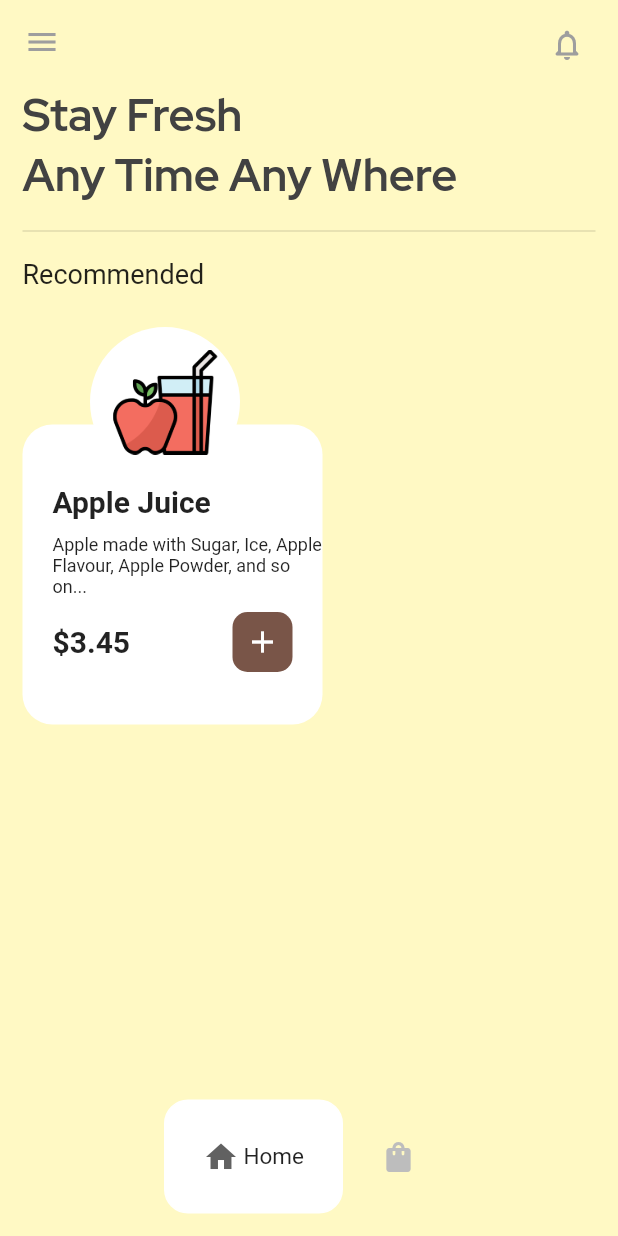
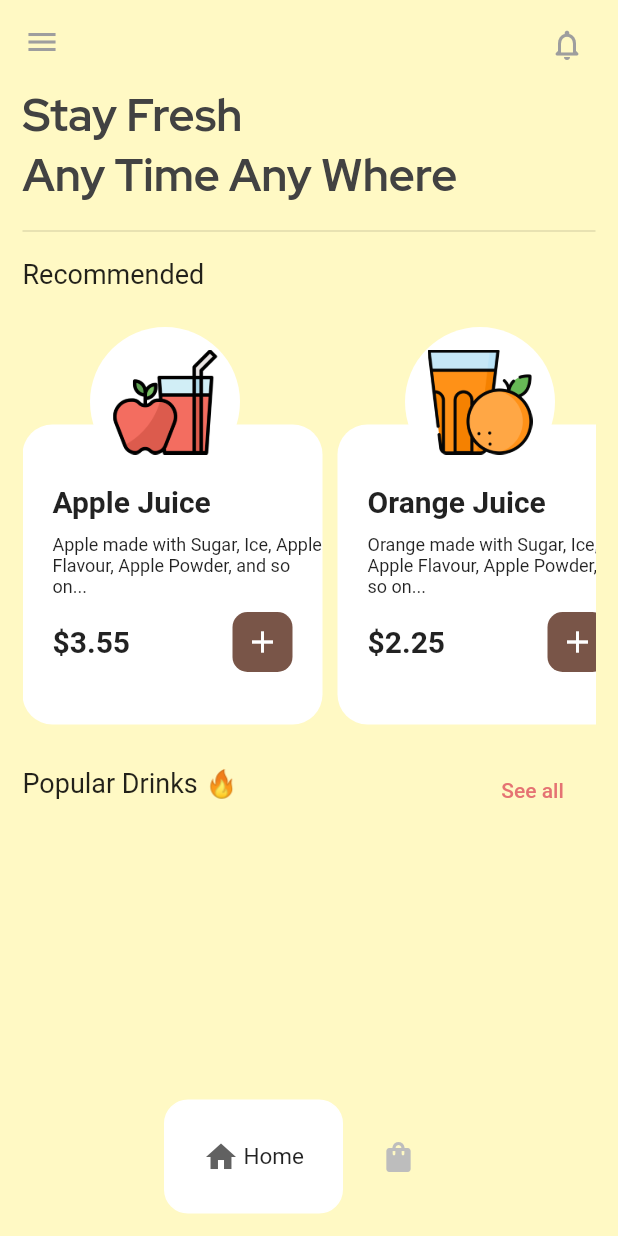
Before and after one commit to Saon00/juice-bar, a Flutter app: the screen it shows after launch, on a phone screen of 412 x 824 dp. Run offline on Flutter 3.47's test engine with Material 2 defaults, Android fonts, the phone set to English and light mode, and no system bars; drawn by our look-alikes of google_nav_bar; our stand-ins replace flutter_svg, get, google_fonts; Roboto replaces fonts that are missing (Ubuntu).

Commit message:
getx added

```diff
--- a/lib/main.dart
+++ b/lib/main.dart
@@ -1,11 +1,12 @@
 import 'package:flutter/material.dart';
+import 'package:get/get.dart';
 import 'package:juicebar/screens/cart_screen.dart';
 import 'package:juicebar/screens/drawer.dart';
 import 'package:juicebar/screens/home_screen.dart';
 import 'package:juicebar/screens/main_navbar_screen.dart';
 
 void main(List<String> args) {
-  runApp(const MaterialApp(
+  runApp(const GetMaterialApp(
     debugShowCheckedModeBanner: false,
     home: MyApp(),
   ));
--- /dev/null
+++ b/lib/models/items_model.dart
@@ -0,0 +1,53 @@
+// To parse this JSON data, do
+//
+//     final itemModel = itemModelFromJson(jsonString);
+
+import 'dart:convert';
+
+ItemModel itemModelFromJson(String str) => ItemModel.fromJson(json.decode(str));
+
+String itemModelToJson(ItemModel data) => json.encode(data.toJson());
+
+class ItemModel {
+  ItemModel({
+    required this.juices,
+  });
+
+  List<Juice> juices;
+
+  factory ItemModel.fromJson(Map<String, dynamic> json) => ItemModel(
+        juices: List<Juice>.from(json["juices"].map((x) => Juice.fromJson(x))),
+      );
+
+  Map<String, dynamic> toJson() => {
+        "juices": List<dynamic>.from(juices.map((x) => x.toJson())),
+      };
+}
+
+class Juice {
+  Juice({
+    required this.imagePath,
+    required this.juiceName,
+    required this.juiceDescription,
+    required this.price,
+  });
+
+  String imagePath;
+  String juiceName;
+  String juiceDescription;
+  double price;
+
+  factory Juice.fromJson(Map<String, dynamic> json) => Juice(
+        imagePath: json["imagePath"],
+        juiceName: json["juiceName"],
+        juiceDescription: json["juiceDescription"],
+        price: json["price"]?.toDouble(),
+      );
+
+  Map<String, dynamic> toJson() => {
+        "imagePath": imagePath,
+        "juiceName": juiceName,
+        "juiceDescription": juiceDescription,
+        "price": price,
+      };
+}
--- a/lib/screens/home_screen.dart
+++ b/lib/screens/home_screen.dart
@@ -1,5 +1,9 @@
 import 'package:flutter/material.dart';
+import 'package:get/get.dart';
 import 'package:google_fonts/google_fonts.dart';
+import 'package:juicebar/screens/see_all_screen.dart';
+
+import '../widgets/recommended_widgets.dart';
 
 class HomeScreen extends StatefulWidget {
   const HomeScreen({super.key});
@@ -15,6 +19,8 @@ class _HomeScreenState extends State<HomeScreen> {
       backgroundColor: Colors.yellow.shade100,
       body: Padding(
         padding: const EdgeInsets.symmetric(horizontal: 15),
+        child: SingleChildScrollView(
+          scrollDirection: Axis.vertical,
           child: Column(
             crossAxisAlignment: CrossAxisAlignment.start,
             children: [
@@ -49,105 +55,63 @@ class _HomeScreenState extends State<HomeScreen> {
               ),
 
               // recommended widgets
-            Column(
-              mainAxisAlignment: MainAxisAlignment.spaceBetween,
-              children: [
-                Container(
-                  height: 280,
-                  width: 200,
-                  color: Colors.yellow.shade100,
-                  child: Stack(
-                    children: [
-                      Align(
-                        alignment: Alignment.bottomCenter,
-                        child: Container(
-                          height: 200,
-                          width: 200,
-                          decoration: BoxDecoration(
-                            borderRadius: BorderRadius.circular(20),
-                            color: Colors.white,
+              SingleChildScrollView(
+                scrollDirection: Axis.horizontal,
+                child: Row(
+                  children: const [
+                    RecommendedWidget(
+                      title: 'Apple Juice',
+                      subtitle:
+                          'Apple made with Sugar, Ice, Apple Flavour, Apple Powder, and so on...',
+                      price: '3.55',
+                      img: 'apple.png',
                     ),
-                          child: Column(
-                            crossAxisAlignment: CrossAxisAlignment.start,
-                            children: [
-                              Padding(
-                                padding:
-                                    const EdgeInsets.only(top: 40, left: 20),
-                                child: Text(
-                                  'Apple Juice',
-                                  style: GoogleFonts.ubuntu(
-                                      fontWeight: FontWeight.bold,
-                                      fontSize: 20),
+                    SizedBox(width: 10),
+                    RecommendedWidget(
+                      title: 'Orange Juice',
+                      subtitle:
+                          'Orange made with Sugar, Ice, Apple Flavour, Apple Powder, and so on...',
+                      price: '2.25',
+                      img: 'orange.png',
                     ),
-                              ),
-                              Padding(
-                                padding:
-                                    const EdgeInsets.only(top: 10, left: 20),
-                                child: Text(
-                                  'Apple made with Sugar, Ice, Apple Flavour, Apple Powder, and so on...',
-                                  style: GoogleFonts.ubuntu(fontSize: 12),
-                                ),
-                              ),
-                              Row(
-                                mainAxisAlignment:
-                                    MainAxisAlignment.spaceBetween,
-                                children: [
-                                  Padding(
-                                    padding: const EdgeInsets.only(
-                                        top: 10, left: 20),
-                                    child: Text(
-                                      "\$3.45",
-                                      style: GoogleFonts.ubuntu(
-                                        fontWeight: FontWeight.bold,
-                                        fontSize: 20,
-                                      ),
-                                    ),
-                                  ),
-                                  Padding(
-                                    padding: const EdgeInsets.only(
-                                        right: 20, top: 10),
-                                    child: Container(
-                                      height: 40,
-                                      width: 40,
-                                      decoration: BoxDecoration(
-                                          color: Colors.brown,
-                                          borderRadius:
-                                              BorderRadius.circular(10)),
-                                      child: IconButton(
-                                          color: Colors.white,
-                                          onPressed: () {
-                                            //...........
-                                          },
-                                          icon: const Icon(Icons.add)),
-                                    ),
-                                  ),
-                                ],
+                    SizedBox(width: 10),
+                    RecommendedWidget(
+                      title: 'Water Melon Juice',
+                      subtitle:
+                          'Water Melon made with Sugar, Ice, Apple Flavour, Apple Powder, and so on...',
+                      price: '1.90',
+                      img: 'watermelon.png',
                     ),
                   ],
                 ),
               ),
-                      ),
-                      Positioned(
-                        top: 15,
-                        right: 55,
-                        child: CircleAvatar(
-                          backgroundColor: Colors.white,
-                          maxRadius: 50,
-                          child: Image.asset(
-                            'assets/apple.png',
-                            height: 70,
-                            width: 70,
+              const SizedBox(height: 20),
+
+              // popular drinks
+              Row(
+                mainAxisAlignment: MainAxisAlignment.spaceBetween,
+                children: [
+                  Padding(
+                    padding: const EdgeInsets.only(bottom: 10),
+                    child: Text(
+                      'Popular Drinks 🔥',
+                      style: GoogleFonts.ubuntu(fontSize: 18),
                     ),
                   ),
+                  Padding(
+                    padding: const EdgeInsets.symmetric(horizontal: 10),
+                    child: TextButton(
+                        onPressed: () {
+                          Get.to(const SeeAllScreen());
+                        },
+                        child: Text('See all',
+                            style: GoogleFonts.ubuntu(
+                                color: Colors.red.shade300))),
                   ),
                 ],
-                  ),
-                ),
+              )
             ],
           ),
-
-            // popular drinks
-          ],
         ),
       ),
     );
--- /dev/null
+++ b/lib/screens/see_all_screen.dart
@@ -0,0 +1,31 @@
+import 'package:flutter/material.dart';
+import 'package:get/get.dart';
+
+class SeeAllScreen extends StatefulWidget {
+  const SeeAllScreen({super.key});
+
+  @override
+  State<SeeAllScreen> createState() => _SeeAllScreenState();
+}
+
+class _SeeAllScreenState extends State<SeeAllScreen> {
+  @override
+  Widget build(BuildContext context) {
+    return Scaffold(
+      backgroundColor: Colors.yellow.shade100,
+      appBar: AppBar(
+        backgroundColor: Colors.yellow.shade100,
+        elevation: 0,
+        leading: Builder(
+            builder: (context) => IconButton(
+                onPressed: () {
+                  Get.back();
+                },
+                icon: const Icon(
+                  Icons.arrow_back_ios_rounded,
+                  color: Colors.grey,
+                ))),
+      ),
+    );
+  }
+}
--- a/lib/widgets/recommended_widgets.dart
+++ b/lib/widgets/recommended_widgets.dart
@@ -0,0 +1,109 @@
+import 'package:flutter/material.dart';
+import 'package:google_fonts/google_fonts.dart';
+
+class RecommendedWidget extends StatelessWidget {
+  final String title;
+  final String subtitle;
+  final String price;
+  final String img;
+  const RecommendedWidget({
+    super.key,
+    required this.title,
+    required this.subtitle,
+    required this.price,
+    required this.img,
+  });
+
+  @override
+  Widget build(BuildContext context) {
+    return Column(
+      mainAxisAlignment: MainAxisAlignment.spaceBetween,
+      children: [
+        Container(
+          height: 280,
+          width: 200,
+          color: Colors.yellow.shade100,
+          child: Stack(
+            children: [
+              Align(
+                alignment: Alignment.bottomCenter,
+                child: Container(
+                  height: 200,
+                  width: 200,
+                  decoration: BoxDecoration(
+                    borderRadius: BorderRadius.circular(20),
+                    color: Colors.white,
+                  ),
+                  child: Column(
+                    crossAxisAlignment: CrossAxisAlignment.start,
+                    children: [
+                      Padding(
+                        padding: const EdgeInsets.only(top: 40, left: 20),
+                        child: Text(
+                          title,
+                          style: GoogleFonts.ubuntu(
+                              fontWeight: FontWeight.bold, fontSize: 20),
+                        ),
+                      ),
+                      Padding(
+                        padding: const EdgeInsets.only(top: 10, left: 20),
+                        child: Text(
+                          subtitle,
+                          style: GoogleFonts.ubuntu(fontSize: 12),
+                        ),
+                      ),
+                      Row(
+                        mainAxisAlignment: MainAxisAlignment.spaceBetween,
+                        children: [
+                          Padding(
+                            padding: const EdgeInsets.only(top: 10, left: 20),
+                            child: Text(
+                              "\$$price",
+                              style: GoogleFonts.ubuntu(
+                                fontWeight: FontWeight.bold,
+                                fontSize: 20,
+                              ),
+                            ),
+                          ),
+                          Padding(
+                            padding: const EdgeInsets.only(right: 20, top: 10),
+                            child: Container(
+                              height: 40,
+                              width: 40,
+                              decoration: BoxDecoration(
+                                  color: Colors.brown,
+                                  borderRadius: BorderRadius.circular(10)),
+                              child: IconButton(
+                                  color: Colors.white,
+                                  onPressed: () {
+                                    //...........
+                                  },
+                                  icon: const Icon(Icons.add)),
+                            ),
+                          ),
+                        ],
+                      ),
+                    ],
+                  ),
+                ),
+              ),
+              Positioned(
+                top: 15,
+                right: 55,
+                child: CircleAvatar(
+                  backgroundColor: Colors.white,
+                  maxRadius: 50,
+                  child: Image.asset(
+                    'assets/images/$img',
+                    height: 70,
+                    width: 70,
+                  ),
+                ),
+              ),
+            ],
+          ),
+        ),
+      ],
+    );
+  }
+}
--- a/pubspec.yaml
+++ b/pubspec.yaml
@@ -39,6 +39,8 @@ dependencies:
   flutter_svg: ^2.0.5
   google_fonts: ^4.0.3
   google_nav_bar: ^5.0.6
+  http: ^0.13.5
+  get: ^4.6.5
 
 dev_dependencies:
   flutter_test:
@@ -64,7 +66,8 @@ flutter:
 
   # To add assets to your application, add an assets section, like this:
   assets:
-    - assets/
+    - assets/images/
+    - assets/juiceshop.json
 
 
   # An image asset can refer to one or more resolution-specific "variants", see
```
Also changed, not shown: assets/juiceshop.json (added, +64 -0 lines), assets/images/apple.png (renamed from assets/apple.png), assets/images/blueberry.png (added), assets/images/cranberry.png (added), assets/images/grapefruit.png (added), assets/images/mango.png (added), assets/images/orange.png (renamed from assets/orange.png), assets/images/pineapple.png (added), assets/images/pomegranate.png (added), assets/images/stawbery.png (renamed from assets/stawbery.png), assets/images/watermelon.png (renamed from assets/watermelon.png), lib/components/juice_item_tiles.dart (added), lib/models/cart_model.dart (added), pubspec.lock. Lines whose indentation alone changed are shown as unchanged.
